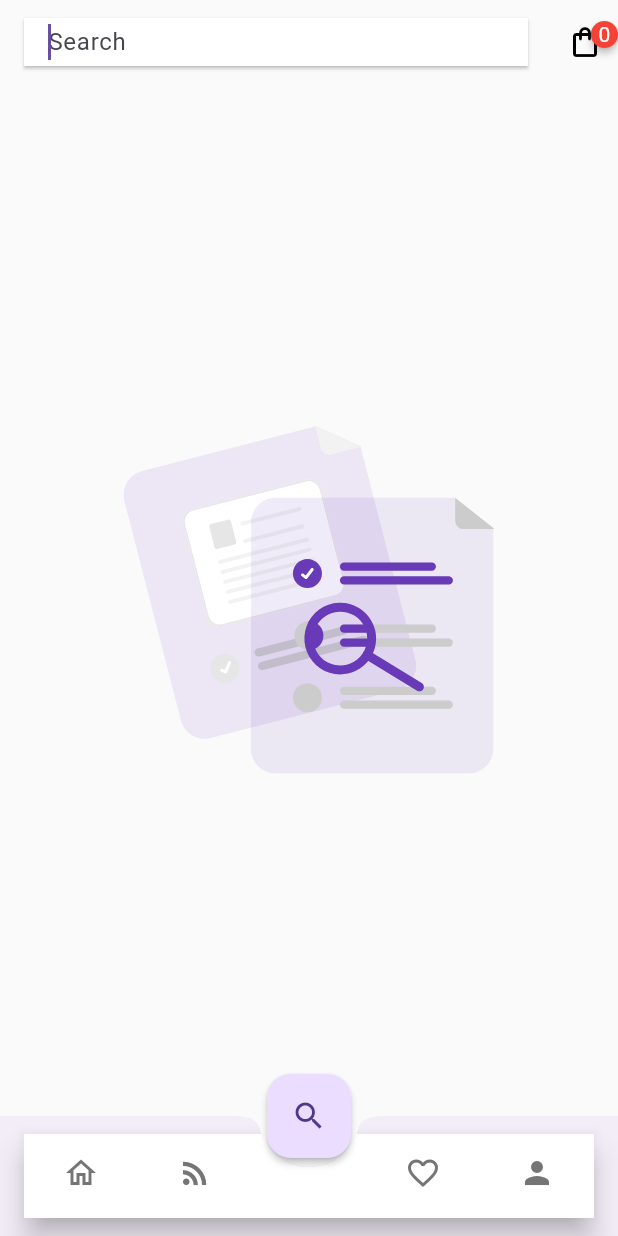
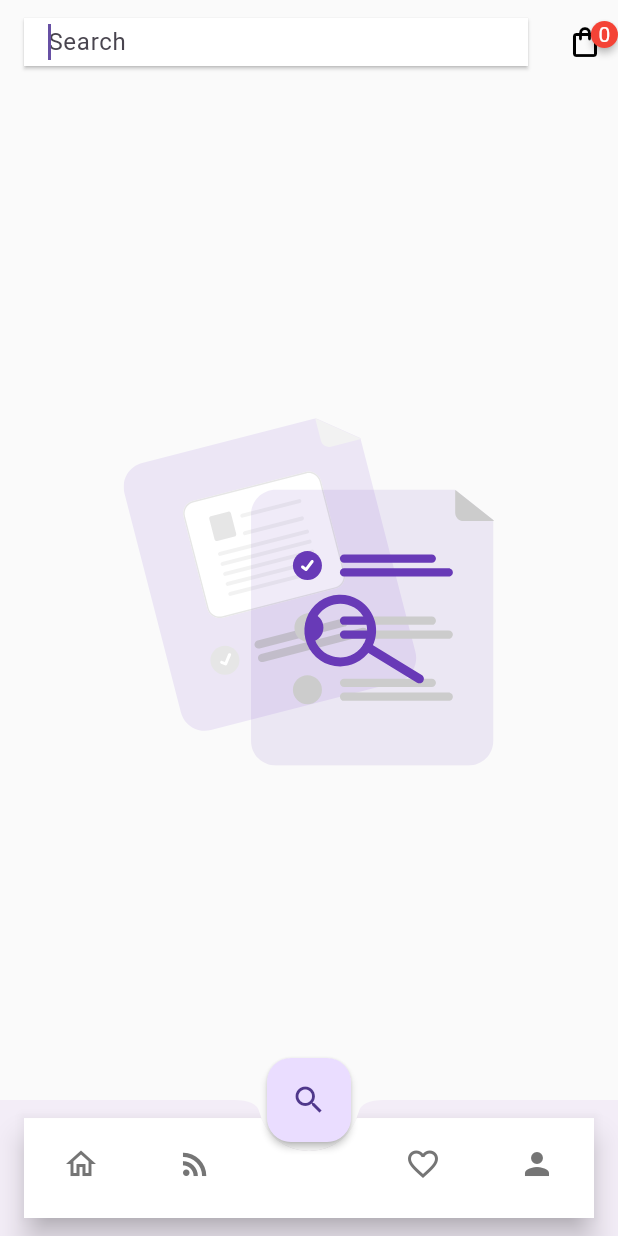
Before and after one commit to abdulawalarif/user_app, a Flutter app: the screen it shows after launch, item 3 of the bottom bar chosen, on a phone screen of 412 x 824 dp. Run offline on Flutter 3.47's test engine with Material 3 defaults, Android fonts, the phone set to English and light mode, and no system bars; drawn by our look-alikes of badges; our stand-ins replace carousel_slider, cloud_firestore, firebase_auth, firebase_core, firebase_storage, flutter_spinkit and 8 more; accounts and stored records are empty; generated files the repository leaves out were written again; network calls fail.

Commit message:
pixel error is fixed from bottobar and category

```diff
--- a/lib/core/providers/orders_provider.dart
+++ b/lib/core/providers/orders_provider.dart
@@ -3,7 +3,7 @@ import 'package:firebase_auth/firebase_auth.dart';
 import 'package:flutter/cupertino.dart';
 import 'package:user_app/core/models/orders_model.dart';
 
-class OrdersProvider extends ChangeNotifier {
+class OrdersProvider with ChangeNotifier {
 
   final FirebaseAuth _auth = FirebaseAuth.instance;
 
--- a/lib/main.dart
+++ b/lib/main.dart
@@ -10,6 +10,7 @@ import 'package:user_app/core/providers/product_provider.dart';
 import 'package:user_app/core/providers/theme_change_provider.dart';
 import 'package:user_app/core/providers/user_data_provider.dart';
 import 'package:user_app/core/providers/wishlist_provider.dart';
+import 'package:user_app/firebase_options.dart';
 import 'package:user_app/ui/screens/sign_up.dart';
 import 'package:user_app/ui/screens/splash_screen.dart';
 import 'package:user_app/ui/screens/update_users_inofrmation.dart';
@@ -29,7 +30,9 @@ import 'package:flutter/services.dart';
 void main() async {
   WidgetsFlutterBinding.ensureInitialized();
 
-
+  await Firebase.initializeApp(
+    options: DefaultFirebaseOptions.currentPlatform,
+  );
   final isDarkTheme = await ThemePreferences().getTheme();
 
   SystemChrome.setPreferredOrientations([DeviceOrientation.portraitUp]);
@@ -44,11 +47,12 @@ void main() async {
 class MyApp extends StatelessWidget {
   final bool isDarkTheme;
 
-  const MyApp({Key? key, required this.isDarkTheme}) : super(key: key);
+  const MyApp({super.key, required this.isDarkTheme});
 
   @override
   Widget build(BuildContext context) {
-    return Sizer(builder: (context, orientation, deviceType) {
+    return Sizer(
+      builder: (context, orientation, deviceType) {
         return ChangeNotifierProvider(
           create: (_) => ThemeChangeProvider(isDarkTheme),
           child: FutureBuilder(
@@ -116,12 +120,15 @@ class MyApp extends StatelessWidget {
                     body: Center(
                       child: CircularProgressIndicator(
                         color: Theme.of(context).primaryColor,
-                    )),
+                      ),
+                    ),
                   ),
                 ),
               );
-            }),
+            },
+          ),
         );
-    });
+      },
+    );
   }
 }
--- a/lib/ui/screens/bottom_bar.dart
+++ b/lib/ui/screens/bottom_bar.dart
@@ -1,4 +1,5 @@
 import 'package:flutter/material.dart';
+import 'package:sizer/sizer.dart';
 import 'package:user_app/ui/constants/app_consntants.dart';
 import 'package:user_app/ui/screens/feeds.dart';
 import 'package:user_app/ui/screens/home.dart';
@@ -28,7 +29,10 @@ class _BottomBarScreenState extends State<BottomBarScreen> {
       {'page': HomeScreen(), 'title': 'Home'},
       {'page': FeedsScreen(), 'title': 'Feeds'},
       {'page': SearchScreen(), 'title': 'Search'},
-      {'page': Authenticate(child: WishlistScreen()), 'title': 'Wishlist'},
+      {
+        'page': const Authenticate(child: WishlistScreen()),
+        'title': 'Wishlist',
+      },
       {'page': Authenticate(child: UserInfoScreen()), 'title': 'User'},
     ];
     _selectedIndex = 0;
@@ -39,11 +43,13 @@ class _BottomBarScreenState extends State<BottomBarScreen> {
     return Scaffold(
       resizeToAvoidBottomInset: false,
       body: _pages[_selectedIndex]['page'],
-      bottomNavigationBar: BottomAppBar(
+      bottomNavigationBar: SizedBox(
+        height: 11.h,
+        child: BottomAppBar(
           elevation: 10,
           notchMargin: 6,
           clipBehavior: Clip.antiAlias,
-        shape: CircularNotchedRectangle(),
+          shape: const CircularNotchedRectangle(),
           child: BottomNavigationBar(
             unselectedItemColor: Theme.of(context).unselectedWidgetColor,
             selectedItemColor: Theme.of(context).primaryColor,
@@ -53,7 +59,7 @@ class _BottomBarScreenState extends State<BottomBarScreen> {
             showUnselectedLabels: false,
             showSelectedLabels: false,
             backgroundColor: Theme.of(context).cardColor,
-          items: [
+            items: const [
               BottomNavigationBarItem(
                 icon: Icon(mHomeIcon),
                 label: 'Home',
@@ -82,15 +88,16 @@ class _BottomBarScreenState extends State<BottomBarScreen> {
             ],
           ),
         ),
+      ),
       floatingActionButtonLocation:
           FloatingActionButtonLocation.miniCenterDocked,
       floatingActionButton: FloatingActionButton(
         onPressed: () {
           _selectedPages(2);
         },
-        child: Icon(mSearchIcon),
         elevation: 2,
         splashColor: Theme.of(context).primaryColor.withAlpha(2),
+        child: const Icon(mSearchIcon),
       ),
     );
   }
--- a/lib/ui/widgets/image_preview.dart
+++ b/lib/ui/widgets/image_preview.dart
@@ -2,7 +2,7 @@ import 'dart:io';
 
 import 'package:flutter/foundation.dart';
 import 'package:flutter/material.dart';
-
+///TODO https://gist.github.com/abdulawalarif/bb6261e12e19085906ddc35c3b6d942f briging this package into project
 /// Custom widget to show the preview of image from the device memory
 
 class ImagePreview extends StatelessWidget {
```
Also changed, not shown: lib/core/services/stripe.dart (deleted, +0 -62 lines), lib/ui/screens/home.dart (+17 -14 lines), lib/ui/screens/splash_screen.dart (+4 -7 lines), firebase.json (added), 4 other files. Lines whose indentation alone changed are shown as unchanged.
